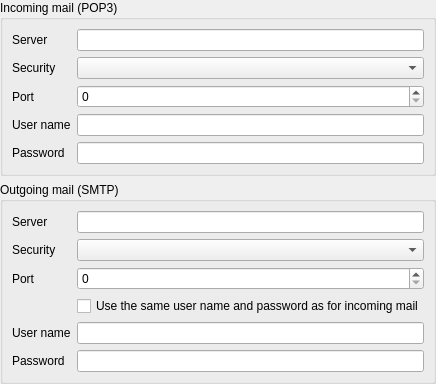
Before: the Qt Designer form src/chrono_mail/ui/forms/server_fields.ui in rob-vandenberg/chrono-mail, drawn with Qt 5.
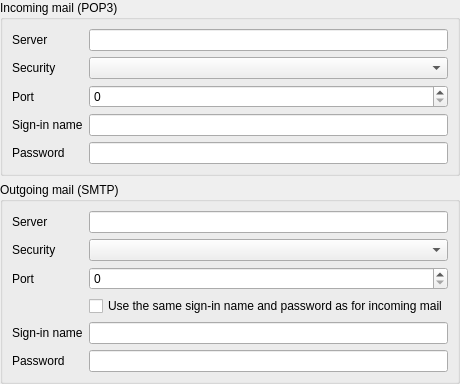
After: the same form once the commit is applied.

Commit message: One name per meaning in the account windows: Shown as, Your name, E-mail address and Sign-in name; a calendar account shows what it signs in with, a Google account whom it signed in as

Patch:
```diff
--- a/src/chrono_mail/ui/forms/server_fields.ui
+++ b/src/chrono_mail/ui/forms/server_fields.ui
@@ -63,7 +63,10 @@
       <item row="3" column="0">
        <widget class="QLabel" name="usernameLabel">
         <property name="text">
-         <string>User name</string>
+         <string>Sign-in name</string>
+        </property>
+        <property name="toolTip">
+         <string>What you sign in to the server with</string>
         </property>
         <property name="buddy">
          <cstring>username</cstring>
@@ -137,14 +140,17 @@
       <item row="3" column="1">
        <widget class="QCheckBox" name="sameLogin">
         <property name="text">
-         <string>Use the same user name and password as for incoming mail</string>
+         <string>Use the same sign-in name and password as for incoming mail</string>
         </property>
        </widget>
       </item>
       <item row="4" column="0">
        <widget class="QLabel" name="outgoingUsernameLabel">
         <property name="text">
-         <string>User name</string>
+         <string>Sign-in name</string>
+        </property>
+        <property name="toolTip">
+         <string>What you sign in to the server with</string>
         </property>
         <property name="buddy">
          <cstring>outgoingUsername</cstring>
```
The commit also changes 24 other files.
